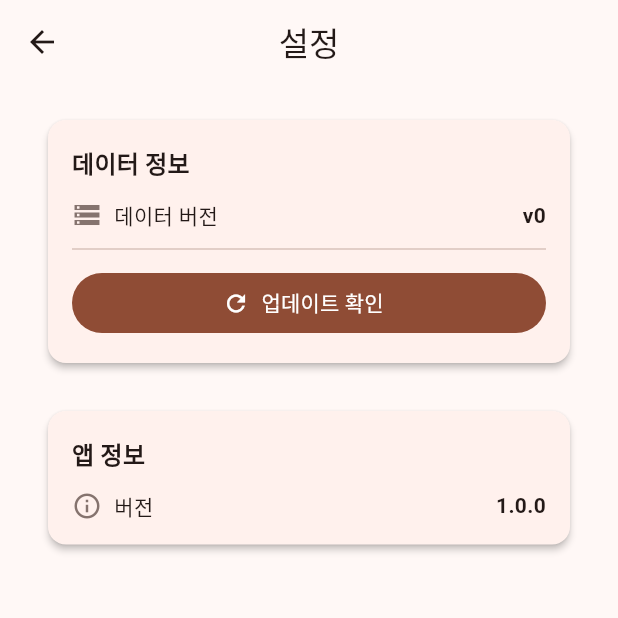
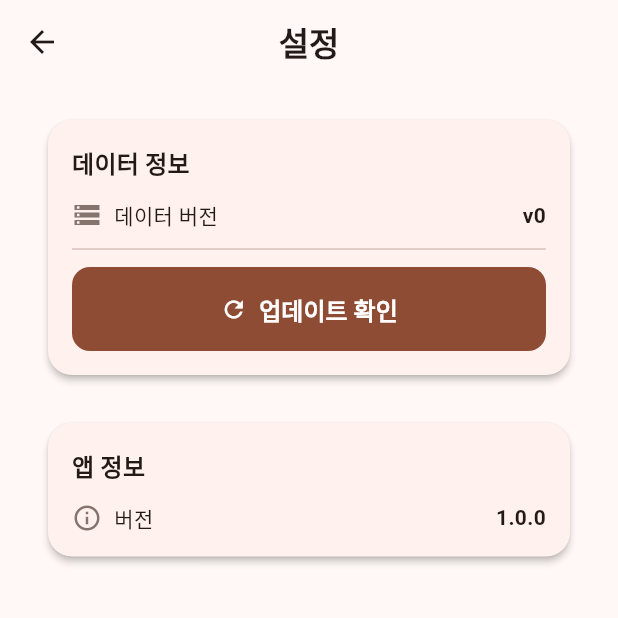
Before and after one commit to sirdeath/burger-budget, a Flutter app: the SettingsScreen screen opened directly, on a phone screen of 412 x 824 dp, the top half of it. Run offline on Flutter 3.47's test engine with Material 3 defaults, Android fonts, the phone set to English and light mode, and no system bars; our stand-ins replace flutter_riverpod, riverpod_annotation, shared_preferences, sqflite; accounts and stored records are empty; generated files the repository leaves out were written again.

Commit message:
🎨 style: 테마 시스템 강화 (Typography, Card/Chip/Button 테마, AppSpacing, 프랜차이즈 accent)

```diff
--- /dev/null
+++ b/lib/core/theme/app_spacing.dart
@@ -0,0 +1,9 @@
+class AppSpacing {
+  AppSpacing._();
+
+  static const double xs = 4;
+  static const double sm = 8;
+  static const double md = 16;
+  static const double lg = 24;
+  static const double xl = 32;
+}
--- a/lib/core/theme/app_theme.dart
+++ b/lib/core/theme/app_theme.dart
@@ -12,13 +12,28 @@ class AppTheme {
       seedColor: _primaryColor,
       secondary: _secondaryColor,
     ),
+    textTheme: const TextTheme(
+      headlineSmall: TextStyle(
+        fontWeight: FontWeight.bold,
+      ),
+      titleMedium: TextStyle(
+        fontWeight: FontWeight.w600,
+      ),
+      titleLarge: TextStyle(
+        fontWeight: FontWeight.bold,
+      ),
+    ),
     appBarTheme: const AppBarTheme(
       centerTitle: true,
       elevation: 0,
     ),
-    cardTheme: const CardThemeData(
+    cardTheme: CardThemeData(
       elevation: 2,
-      margin: EdgeInsets.symmetric(horizontal: 16, vertical: 8),
+      margin: const EdgeInsets.symmetric(horizontal: 16, vertical: 8),
+      shape: RoundedRectangleBorder(
+        borderRadius: BorderRadius.circular(16),
+      ),
+      clipBehavior: Clip.antiAlias,
     ),
     inputDecorationTheme: InputDecorationTheme(
       border: OutlineInputBorder(
@@ -27,6 +42,47 @@ class AppTheme {
       contentPadding: const EdgeInsets.symmetric(
         horizontal: 16,
         vertical: 12,
+      ),
+    ),
+    chipTheme: ChipThemeData(
+      shape: const StadiumBorder(),
+      padding: const EdgeInsets.symmetric(horizontal: 12, vertical: 8),
+      labelPadding: const EdgeInsets.symmetric(horizontal: 4),
+    ),
+    filledButtonTheme: FilledButtonThemeData(
+      style: FilledButton.styleFrom(
+        padding: const EdgeInsets.symmetric(
+          horizontal: 24,
+          vertical: 16,
+        ),
+        shape: RoundedRectangleBorder(
+          borderRadius: BorderRadius.circular(12),
+        ),
+        textStyle: const TextStyle(
+          fontSize: 16,
+          fontWeight: FontWeight.w600,
+        ),
+      ),
+    ),
+    outlinedButtonTheme: OutlinedButtonThemeData(
+      style: OutlinedButton.styleFrom(
+        padding: const EdgeInsets.symmetric(
+          horizontal: 24,
+          vertical: 16,
+        ),
+        shape: RoundedRectangleBorder(
+          borderRadius: BorderRadius.circular(12),
+        ),
+      ),
+    ),
+    segmentedButtonTheme: SegmentedButtonThemeData(
+      style: ButtonStyle(
+        padding: WidgetStateProperty.all(
+          const EdgeInsets.symmetric(horizontal: 16, vertical: 12),
+        ),
+        textStyle: WidgetStateProperty.all(
+          const TextStyle(fontSize: 14, fontWeight: FontWeight.w500),
+        ),
       ),
     ),
     elevatedButtonTheme: ElevatedButtonThemeData(
--- a/lib/features/data_update/presentation/screens/settings_screen.dart
+++ b/lib/features/data_update/presentation/screens/settings_screen.dart
@@ -1,6 +1,7 @@
 import 'package:flutter/material.dart';
 import 'package:flutter_riverpod/flutter_riverpod.dart';
 
+import '../../../../core/theme/app_spacing.dart';
 import '../providers/data_update_provider.dart';
 
 class SettingsScreen extends ConsumerWidget {
@@ -16,11 +17,11 @@ class SettingsScreen extends ConsumerWidget {
         title: const Text('설정'),
       ),
       body: ListView(
-        padding: const EdgeInsets.all(16),
+        padding: const EdgeInsets.all(AppSpacing.md),
         children: [
           Card(
             child: Padding(
-              padding: const EdgeInsets.all(16),
+              padding: const EdgeInsets.all(AppSpacing.md),
               child: Column(
                 crossAxisAlignment: CrossAxisAlignment.start,
                 children: [
@@ -30,7 +31,7 @@ class SettingsScreen extends ConsumerWidget {
                       fontWeight: FontWeight.bold,
                     ),
                   ),
-                  const SizedBox(height: 12),
+                  const SizedBox(height: AppSpacing.sm + AppSpacing.xs),
                   _InfoTile(
                     icon: Icons.storage,
                     label: '데이터 버전',
@@ -39,7 +40,9 @@ class SettingsScreen extends ConsumerWidget {
                   const Divider(height: 24),
                   if (updateState.message != null)
                     Padding(
-                      padding: const EdgeInsets.only(bottom: 12),
+                      padding: EdgeInsets.only(
+                        bottom: AppSpacing.sm + AppSpacing.xs,
+                      ),
                       child: Text(
                         updateState.message!,
                         style: theme.textTheme.bodySmall?.copyWith(
@@ -83,10 +86,10 @@ class SettingsScreen extends ConsumerWidget {
               ),
             ),
           ),
-          const SizedBox(height: 16),
+          const SizedBox(height: AppSpacing.md),
           Card(
             child: Padding(
-              padding: const EdgeInsets.all(16),
+              padding: const EdgeInsets.all(AppSpacing.md),
               child: Column(
                 crossAxisAlignment: CrossAxisAlignment.start,
                 children: [
@@ -96,7 +99,7 @@ class SettingsScreen extends ConsumerWidget {
                       fontWeight: FontWeight.bold,
                     ),
                   ),
-                  const SizedBox(height: 12),
+                  const SizedBox(height: AppSpacing.sm + AppSpacing.xs),
                   const _InfoTile(
                     icon: Icons.info_outline,
                     label: '버전',
--- a/lib/features/recommendation/presentation/widgets/franchise_chips.dart
+++ b/lib/features/recommendation/presentation/widgets/franchise_chips.dart
@@ -2,6 +2,7 @@ import 'package:flutter/material.dart';
 import 'package:flutter_riverpod/flutter_riverpod.dart';
 
 import '../../../../core/constants/app_constants.dart';
+import '../../../../core/theme/app_spacing.dart';
 import '../../../../core/theme/app_theme.dart';
 import '../providers/recommendation_provider.dart';
 
@@ -15,8 +16,8 @@ class FranchiseChips extends ConsumerWidget {
         selected.length == AppConstants.franchiseCodes.length;
 
     return Wrap(
-      spacing: 8,
-      runSpacing: 8,
+      spacing: AppSpacing.sm,
+      runSpacing: AppSpacing.sm,
       children: [
         FilterChip(
           label: const Text('전체'),
```
Also changed, not shown: lib/features/menu/presentation/screens/menu_detail_screen.dart (+13 -12 lines), lib/features/recommendation/presentation/screens/home_screen.dart (+7 -8 lines), lib/features/recommendation/presentation/screens/results_screen.dart (+7 -3 lines), lib/features/recommendation/presentation/widgets/recommendation_card.dart (+28 -8 lines).
